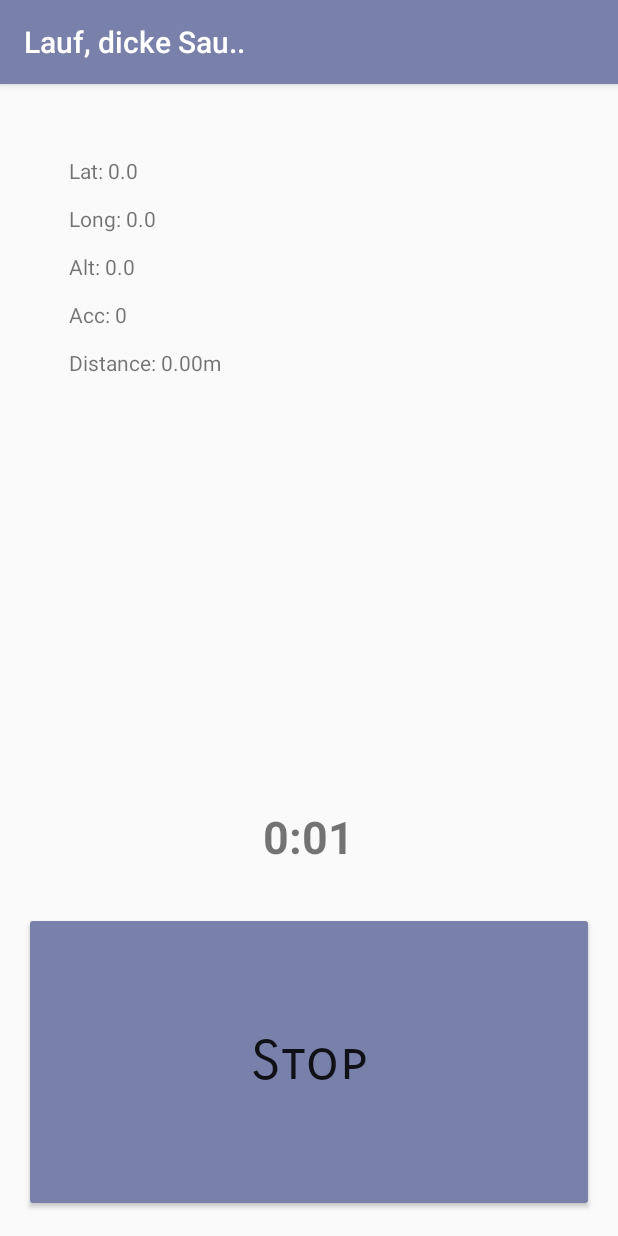
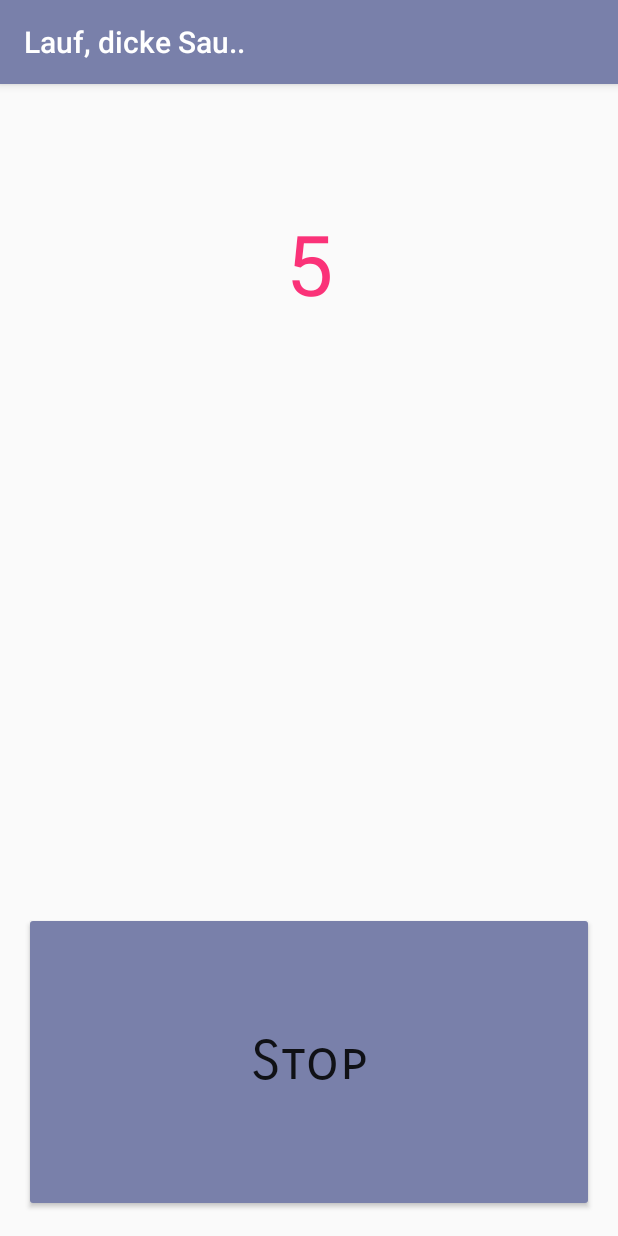
Before and after one commit to Minolyx/LaufDickeSau, an Android app: the screen it shows after launch (MainActivity), after a tap on "Start", on a phone screen of 412 x 824 dp. Run offline under Robolectric (Android 15) with nearby library versions, the phone set to English and light mode, and no system bars.

Commit message:
@Minolyx: + Timer Klasse entfernt da unnötig. + Timer Klasse basierte Button entfernt. + Statt Timer Klasse ThreadOverhaul + Man kann jetzt zwischen Map und Summary beliebig oft wechseln + Wird im Summary- Modus der Zurück-Button des Handys gedrückt, schließt sich die App. Dies ist in der Map View nicht der Fall! + Sonstige kleine Änderungen.

```diff
--- a/app/src/main/java/seminar/wahlpflicht/android/hsnr/de/laufdickesau/MainActivity.java
+++ b/app/src/main/java/seminar/wahlpflicht/android/hsnr/de/laufdickesau/MainActivity.java
@@ -1,7 +1,10 @@
 package seminar.wahlpflicht.android.hsnr.de.laufdickesau;
 
 import android.content.Intent;
+import android.content.res.ColorStateList;
+import android.graphics.Color;
 import android.os.Handler;
+import android.provider.Settings;
 import android.support.v7.app.AppCompatActivity;
 import android.os.Bundle;
 import android.view.View;
@@ -21,9 +24,12 @@ public class MainActivity extends AppCompatActivity {
     protected GPS gps = null;
     protected Button gpsButton = null;
     protected TextView textView = null;
+    protected TextView textViewTimer = null;
     protected MainActivity that = this;
     protected Polyline polyline = null;
-    protected Timer timer = null;
+    protected ThreadOverhaul thr = null;
+    protected boolean started = false;
+    protected boolean isMapOpen = false;
 
     @Override
     protected void onCreate(Bundle savedInstanceState) {
@@ -36,10 +42,10 @@ public class MainActivity extends AppCompatActivity {
         CallbackLib.initCallbackLib(this);
         MapsActivity.initMapsActivity(this);
         polyline = Polyline.initPolyline(this);
-        timer = Timer.initTimer(this);
         gpsButton = (Button) findViewById(R.id.startButton);
         textView = (TextView) findViewById(R.id.textView);
-        timer.timerTextView = (TextView) findViewById(R.id.timerTextView);
+        textViewTimer = (TextView) findViewById(R.id.timerTextView);
+        textViewTimer.setVisibility(View.INVISIBLE);
         textView.setText(" \n\n\n\n\t\t              Hold Start/Stop for map display\n");
 
 //TODO: Set buttons/views ect. over here ###########################################################
@@ -50,17 +56,102 @@ public class MainActivity extends AppCompatActivity {
 
                 try {
                     if (gpsButton.getText().equals("Start")) {
+
                         gps.requestLocationUpdates();
-                        timer.startTime();
+
+                        if(!started) {
+                            that.thr = new ThreadOverhaul("Countdown_10", 1000, "startTimer", new Object() {
+
+                                private int counter = 9;
+
+                                public void startTimer() {
+                                    runOnUiThread(new Runnable() {
+                                        @Override
+                                        public void run() {
+                                            that.textView.setTextSize(56);
+                                            that.textView.setTextColor(Color.rgb(250, 50, 120));
+                                            that.textView.setTextAlignment(View.TEXT_ALIGNMENT_CENTER);
+                                            that.textView.setText("\n" + counter);
+                                            counter--;
+
+                                            if (counter < 0) {
+
+                                                that.textView.setTextSize(24);
+                                                that.textView.setTextColor(Color.rgb(150, 180, 120));
+
+                                                textView.setText("\n\nLat: "
+                                                        + gps.getLatitude()
+                                                        + "\nLong: "
+                                                        + gps.getLongitude()
+                                                        + "\nAlt: "
+                                                        + gps.getAltitude()
+                                                        + "\nAcc: "
+                                                        + gps.getAccuracy()
+                                                        + "\nDistance: "
+                                                        + String.format("%.2fm", polyline.getDistanceTotal()));
+
+                                                that.thr.getThreadByName("timeElapsed").start();
+                                                that.started = true;
+                                            }
+                                        }
+                                    });
+
+                                }
+
+                            }, !ThreadOverhaul.REMEMBER, 10);
+                            that.thr.start();
+                        }
+
+                        new ThreadOverhaul("timeElapsed", 1000, "startTimer", new Object() {
+
+                            private long seconds = 0;
+                            private long minutes = 0;
+                            private long hours = 0;
+
+                            public void startTimer() {
+                                runOnUiThread(new Runnable() {
+                                    @Override
+                                    public void run() {
+
+                                        textView.setText("\n\nLat: "
+                                                + gps.getLatitude()
+                                                + "\nLong: "
+                                                + gps.getLongitude()
+                                                + "\nAlt: "
+                                                + gps.getAltitude()
+                                                + "\nAcc: "
+                                                + gps.getAccuracy()
+                                                + "\nDistance: "
+                                                + String.format("%.2fm", polyline.getDistanceTotal())
+                                                + "\nTime: "
+                                                + String.format("%02d:%02d:%02d", hours, minutes, seconds));
+
+                                        if(seconds == 59) {
+                                            seconds = 0;
+                                            minutes++;
+                                            if(minutes == 59) {
+                                                minutes = 0;
+                                                hours++;
+                                            }
+                                        }
+
+                                        seconds++;
+                                    }
+                                });
+
+                            }
+
+                        }, ThreadOverhaul.REMEMBER, 1000000000);
+
+                        thr.getThreadByName("timeElapsed").wake();
                         gpsButton.setText("Stop");
+
                     } else {
                         gps.removeLocationUpdates();
-                        timer.stopTime();
                         gpsButton.setText("Start");
+                        thr.getThreadByName("timeElapsed").hibernate();
                     }
                 } catch (Exception e) {}
-
-                textView.setText("\n\n         Lat: " + gps.getLatitude() + "\n\n         Long: " + gps.getLongitude() + "\n\n         Alt: " + gps.getAltitude() + "\n\n         Acc: " + gps.getAccuracy() + "\n\n         Distance: " + String.format("%.2fm", polyline.getDistanceTotal()));
 
             }
         });
@@ -70,6 +161,7 @@ public class MainActivity extends AppCompatActivity {
             public boolean onLongClick(View view) {
                 try {
                     startActivity(new Intent(MainActivity.this, MapsActivity.class));
+                    isMapOpen = true;
                 } catch (Exception e) {}
                 return true;
 
@@ -85,7 +177,20 @@ public class MainActivity extends AppCompatActivity {
     }
 
     @Override
+    protected void onResume() {
+        super.onResume();
+    }
+
+    @Override
     protected void onStop() {
         super.onStop();
     }
+
+    @Override
+    protected void onPause() {
+        super.onPause();
+        if(!isMapOpen) System.exit(0);
+        else isMapOpen = false;
+
+    }
 }
--- a/app/src/main/java/seminar/wahlpflicht/android/hsnr/de/laufdickesau/ThreadOverhaul.java
+++ b/app/src/main/java/seminar/wahlpflicht/android/hsnr/de/laufdickesau/ThreadOverhaul.java
@@ -21,6 +21,9 @@ final public class ThreadOverhaul<T> extends Thread {
     private boolean restartable = true;
     private boolean wakeable = true;
     private boolean snooze = true;
+
+    public final static int LOOP_INFINIT = -1;
+    public final static boolean REMEMBER = true;
 
     ThreadOverhaul(String name, int milliSeconds, String invokeMethods, T obj, boolean reuseThread, int loop) {
 
@@ -131,7 +134,10 @@ final public class ThreadOverhaul<T> extends Thread {
     public void start() {
 
         try {
-            if (!isAlive()) super.start();
+            if (!isAlive()) {
+                super.start();
+                Log.d("Start", "Thread \"".concat(this.getName()).concat("\": started!\n"));
+            }
         } catch (Exception e) {
         }
 
--- a/app/src/main/java/seminar/wahlpflicht/android/hsnr/de/laufdickesau/Timer.java
+++ /dev/null
@@ -1,67 +0,0 @@
-package seminar.wahlpflicht.android.hsnr.de.laufdickesau;
-
-import android.os.Handler;
-import android.widget.TextView;
-import android.view.View;
-
-/**
- * Created by Mino on 08.01.2017.
- */
-
-public class Timer {
-    TextView timerTextView;
-    long startTime = 0;
-    long stopTime = 0;
-    private static Timer timer = null;
-    private MainActivity mainActivity = null;
-    private boolean isPaused = false;
-
-
-    private Timer(MainActivity that) {
-        this.mainActivity = that;
-    }
-
-    static protected Timer initTimer(MainActivity that){
-        if (timer == null) return new Timer(that);
-        return timer;
-    }
-
-
-    //runs without a timer by reposting this handler at the end of the runnable
-    Handler timerHandler = new Handler();
-    Runnable timerRunnable = new Runnable() {
-
-        @Override
-        public void run() {
-            long millis = System.currentTimeMillis() - startTime;
-            int seconds = (int) (millis / 1000);
-            int minutes = seconds / 60;
-            seconds = seconds % 60;
-
-            timerTextView.setText(String.format("%d:%02d", minutes, seconds));
-
-            timerHandler.postDelayed(this, 500);
-        }
-    };
-
-    public void startTime(){
-        if (isPaused){
-            timerRunnable.run();
-            isPaused = false;
-        }else{
-            startTime = System.currentTimeMillis();
-            timerHandler.postDelayed(timerRunnable, 0);
-        }
-
-    }
-
-    public void stopTime(){
-        stopTime = System.currentTimeMillis();
-        timerHandler.removeCallbacks(timerRunnable);
-        isPaused = true;
-    }
-
-
-
-
-}
```
Also changed, not shown: app/src/main/java/seminar/wahlpflicht/android/hsnr/de/laufdickesau/CallbackLib.java (+12 -8 lines), app/src/main/java/seminar/wahlpflicht/android/hsnr/de/laufdickesau/MapsActivity.java (+21 -8 lines).
